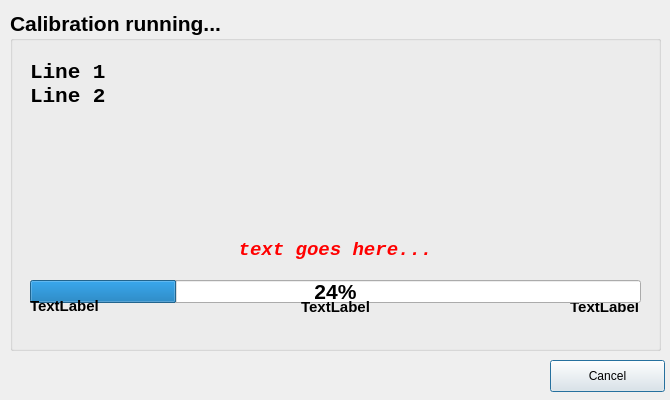
Old version of the form gui/progress_dlg.ui in the repository ProjectIDA/ical.
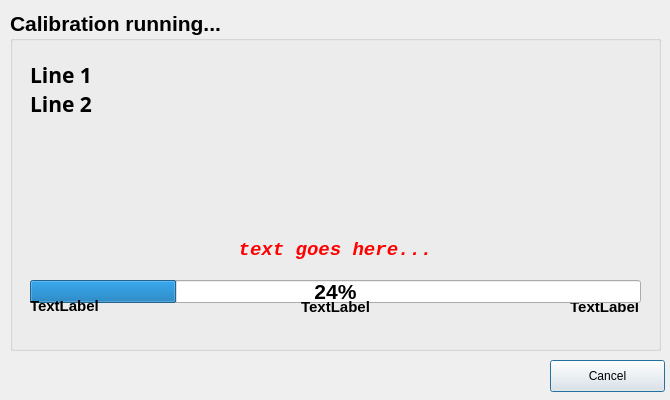
New version of the form.

What changed in the file:
```diff
--- a/gui/progress_dlg.ui
+++ b/gui/progress_dlg.ui
@@ -67,7 +67,7 @@
     </property>
     <property name="font">
      <font>
-      <family>Consolas</family>
+      <family>PT Mono</family>
       <weight>75</weight>
       <bold>true</bold>
      </font>
```
